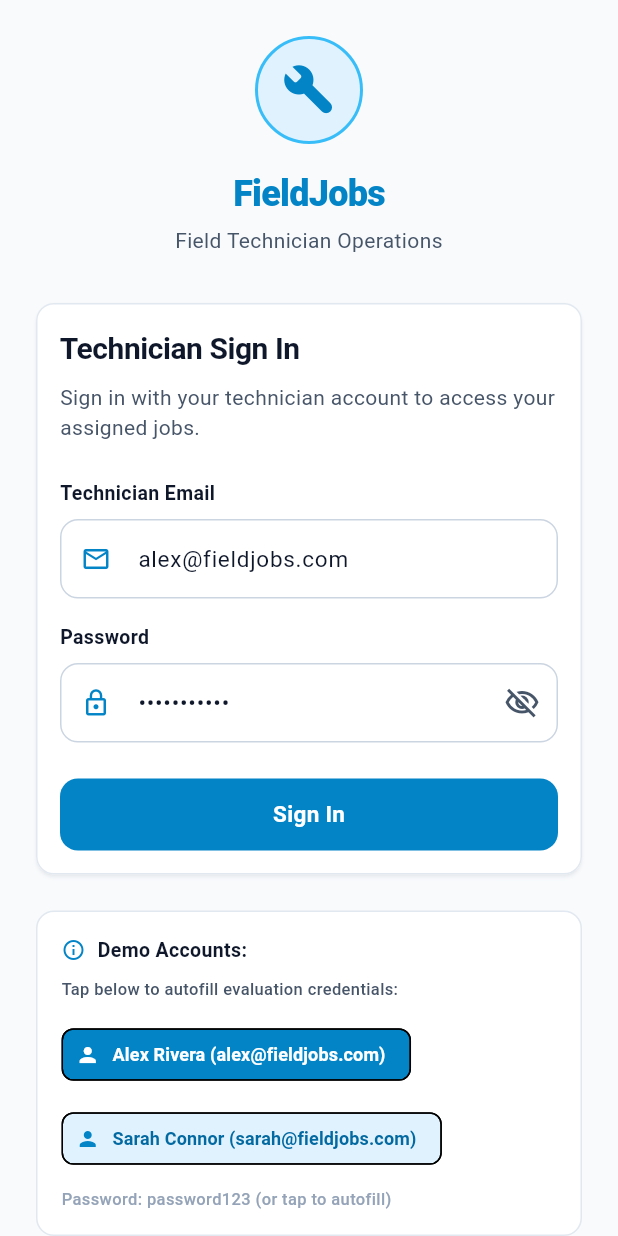
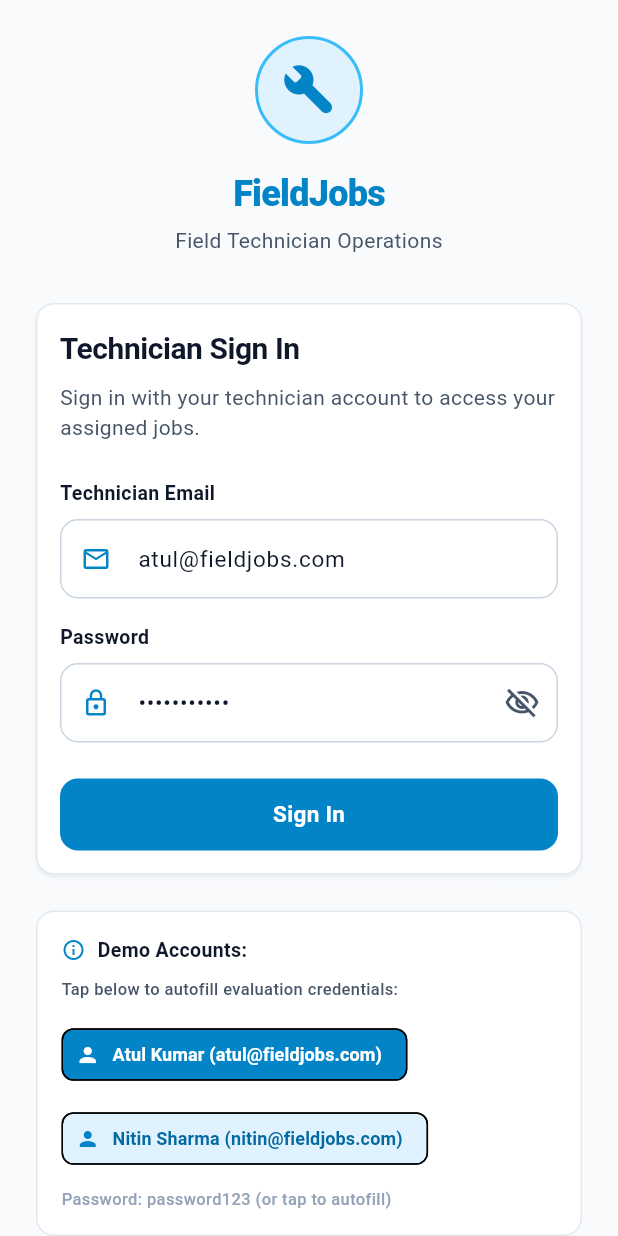
Before and after one commit to atul-k01/fieldJobs, a Flutter app: the screen it shows after launch, on a phone screen of 412 x 824 dp. Run offline on Flutter 3.47's test engine with Material 3 defaults, Android fonts, the phone set to English and light mode, and no system bars; our stand-ins replace connectivity_plus, flutter_riverpod, flutter_secure_storage, image_picker, sqflite, supabase_flutter; accounts and stored records are empty.

Commit message:
feat(auth): configure Atul and Nitin as technicians in Supabase schema and auth repository

```diff
--- a/lib/core/constants/app_strings.dart
+++ b/lib/core/constants/app_strings.dart
@@ -16,8 +16,8 @@ class AppStrings {
   static const String loginButton = 'Sign In';
   static const String loggingIn = 'Signing in...';
   static const String demoAccountsNotice = 'Demo Accounts:';
-  static const String demoAccount1 = 'alex@fieldjobs.com';
-  static const String demoAccount2 = 'sarah@fieldjobs.com';
+  static const String demoAccount1 = 'atul@fieldjobs.com';
+  static const String demoAccount2 = 'nitin@fieldjobs.com';
   static const String demoPasswordNotice =
       'Password: password123 (or tap to autofill)';
   static const String signOut = 'Sign Out';
--- a/lib/features/auth/data/auth_repository.dart
+++ b/lib/features/auth/data/auth_repository.dart
@@ -13,17 +13,17 @@ class AuthRepository extends BaseRepository {
   static const String _keyUserEmail = 'auth_user_email';
   static const String _keyUserName = 'auth_user_name';
 
-  // Demo accounts configured for evaluation
+  // Demo accounts configured for evaluation (Atul Kumar & Nitin Sharma)
   static const List<TechnicianModel> demoTechnicians = [
     TechnicianModel(
-      id: 'tech-001-alex',
-      email: 'alex@fieldjobs.com',
-      name: 'Alex Rivera',
+      id: 'tech-001-atul',
+      email: 'atul@fieldjobs.com',
+      name: 'Atul Kumar',
     ),
     TechnicianModel(
-      id: 'tech-002-sarah',
-      email: 'sarah@fieldjobs.com',
-      name: 'Sarah Connor',
+      id: 'tech-002-nitin',
+      email: 'nitin@fieldjobs.com',
+      name: 'Nitin Sharma',
     ),
   ];
 
@@ -85,7 +85,7 @@ class AuthRepository extends BaseRepository {
           (tech) => tech.email.toLowerCase() == cleanEmail,
           orElse: () {
             AppLog.e('AuthRepository', 'Invalid email entered: $cleanEmail');
-            throw AuthException(message: 'Invalid technician email. Use alex@fieldjobs.com or sarah@fieldjobs.com');
+            throw AuthException(message: 'Invalid technician email. Use atul@fieldjobs.com or nitin@fieldjobs.com');
           },
         );
 
--- a/lib/features/auth/presentation/login_screen.dart
+++ b/lib/features/auth/presentation/login_screen.dart
@@ -19,7 +19,7 @@ class LoginScreen extends ConsumerStatefulWidget {
 
 class _LoginScreenState extends ConsumerState<LoginScreen> {
   final _formKey = GlobalKey<FormState>();
-  final _emailController = TextEditingController(text: 'alex@fieldjobs.com');
+  final _emailController = TextEditingController(text: 'atul@fieldjobs.com');
   final _passwordController = TextEditingController(text: 'password123');
   bool _obscurePassword = true;
 
--- a/lib/features/jobs/data/demo_data_seeder.dart
+++ b/lib/features/jobs/data/demo_data_seeder.dart
@@ -121,7 +121,7 @@ class DemoDataSeeder {
     final now = DateTime.now();
     final dateFormat = DateFormat('yyyy-MM-dd');
 
-    final techs = ['alex@fieldjobs.com', 'sarah@fieldjobs.com'];
+    final techs = ['atul@fieldjobs.com', 'nitin@fieldjobs.com'];
 
     int jobCounter = 1;
 
```
Also changed, not shown: 1 other file.
